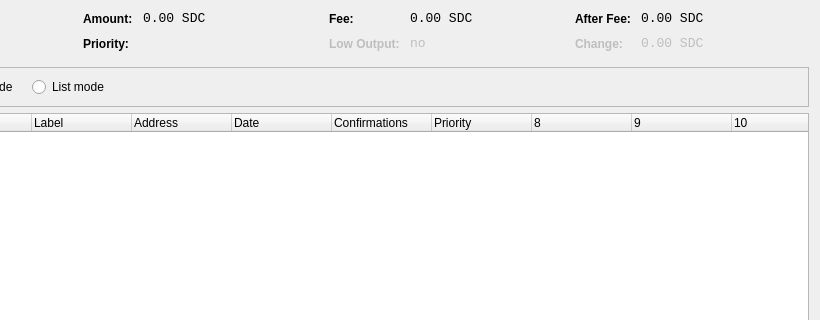
Old version of the form src/qt/forms/coincontroldialog.ui in the repository openrightlabs/StealthCash; both pictures show x 180 to 1000 and y 0 to 320 of the 1000 by 500 pixel window.
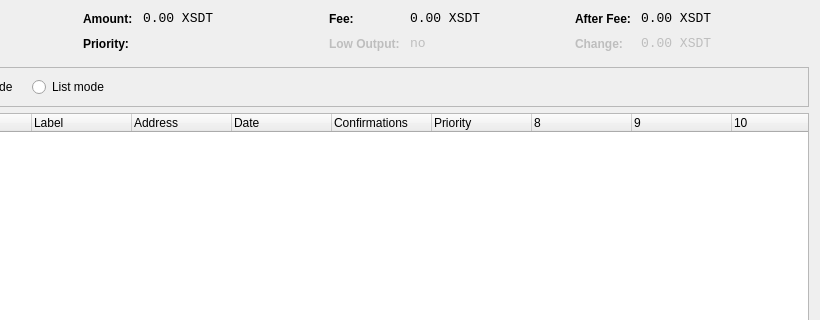
New version of the form. Custom widgets are drawn as their Qt base class.

Patch:
```diff
--- a/src/qt/forms/coincontroldialog.ui
+++ b/src/qt/forms/coincontroldialog.ui
@@ -141,7 +141,7 @@
           <enum>Qt::ActionsContextMenu</enum>
          </property>
          <property name="text">
-          <string notr="true">0.00 SDC</string>
+          <string notr="true">0.00 XSDT</string>
          </property>
          <property name="textInteractionFlags">
           <set>Qt::LinksAccessibleByMouse|Qt::TextSelectableByKeyboard|Qt::TextSelectableByMouse</set>
@@ -221,7 +221,7 @@
           <enum>Qt::ActionsContextMenu</enum>
          </property>
          <property name="text">
-          <string notr="true">0.00 SDC</string>
+          <string notr="true">0.00 XSDT</string>
          </property>
          <property name="textInteractionFlags">
           <set>Qt::LinksAccessibleByMouse|Qt::TextSelectableByKeyboard|Qt::TextSelectableByMouse</set>
@@ -307,7 +307,7 @@
           <enum>Qt::ActionsContextMenu</enum>
          </property>
          <property name="text">
-          <string notr="true">0.00 SDC</string>
+          <string notr="true">0.00 XSDT</string>
          </property>
          <property name="textInteractionFlags">
           <set>Qt::LinksAccessibleByMouse|Qt::TextSelectableByKeyboard|Qt::TextSelectableByMouse</set>
@@ -345,7 +345,7 @@
           <enum>Qt::ActionsContextMenu</enum>
          </property>
          <property name="text">
-          <string notr="true">0.00 SDC</string>
+          <string notr="true">0.00 XSDT</string>
          </property>
          <property name="textInteractionFlags">
           <set>Qt::LinksAccessibleByMouse|Qt::TextSelectableByKeyboard|Qt::TextSelectableByMouse</set>
```
